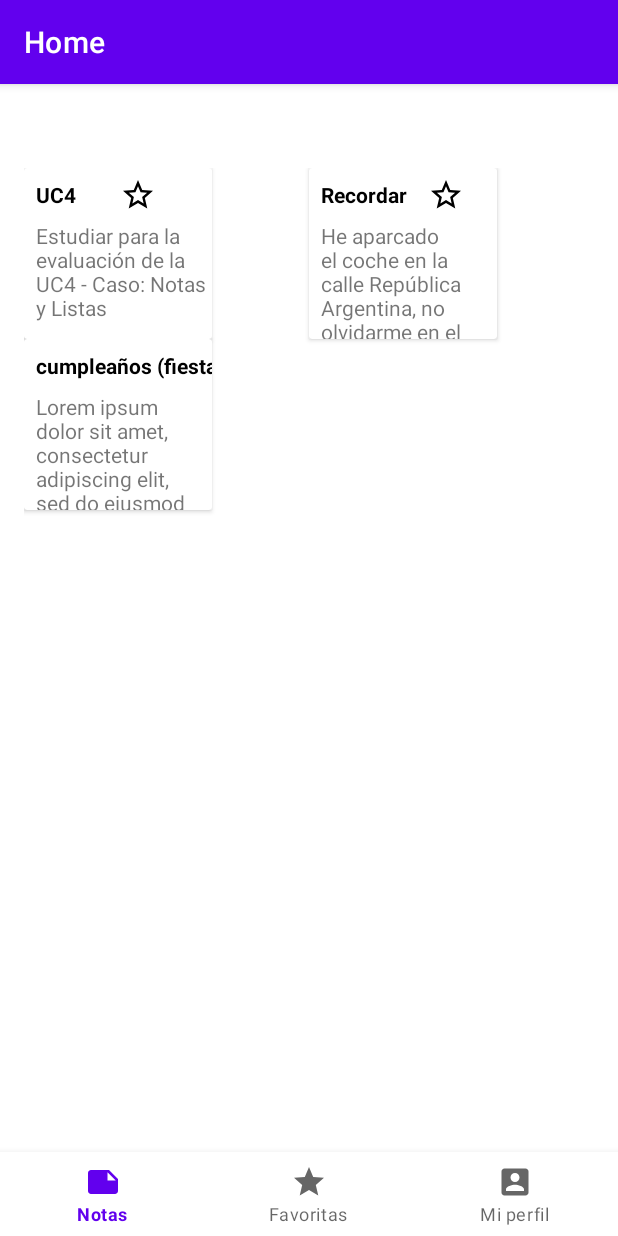
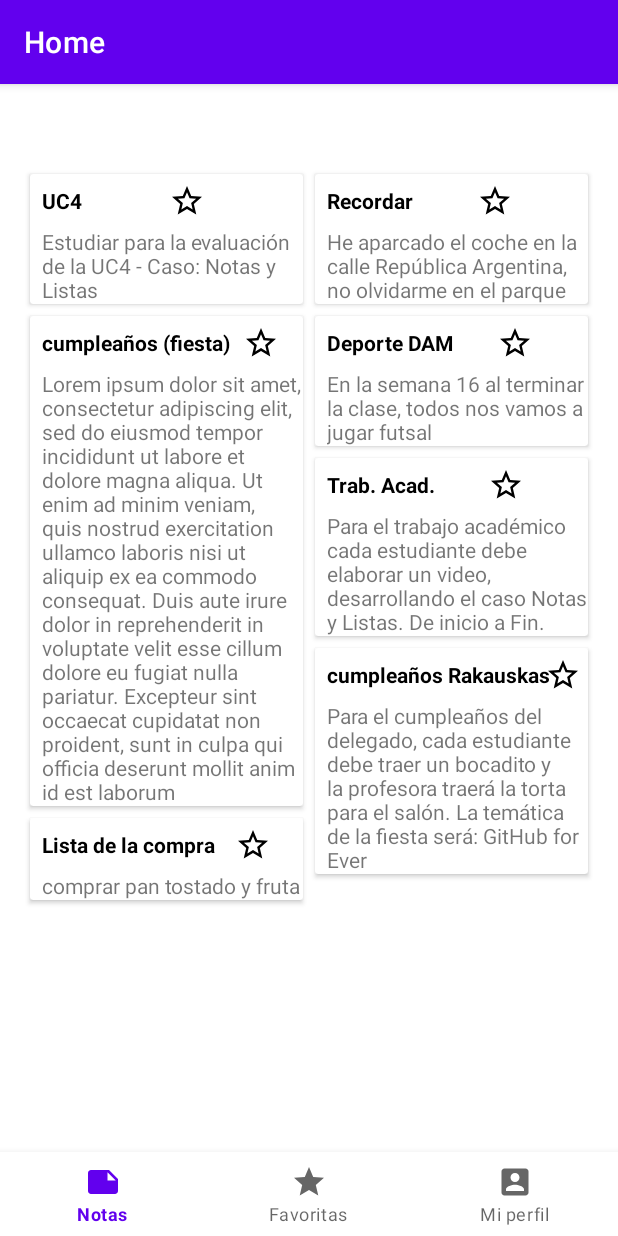
Before and after one commit to JTanzer129/DAM_UC4_HUANUCO, an Android app: the NotaFragment screen opened directly, with no data from a screen before it, on a phone screen of 412 x 824 dp. Run offline under Robolectric (Android 15) with nearby library versions, the phone set to English and light mode, and no system bars; our stand-ins replace navigation-ui.

Commit message:
Layout Personalizado

```diff
--- a/app/src/main/java/com/example/dam_uc4_huanuco/NotaFragment.java
+++ b/app/src/main/java/com/example/dam_uc4_huanuco/NotaFragment.java
@@ -74,6 +74,10 @@ public class NotaFragment extends Fragment {
             notaList.add(new Nota("Recordar", "He aparcado el coche en la calle República Argentina, no olvidarme en el parque",false, android.R.color.holo_green_light));
             notaList.add(new Nota("cumpleaños (fiesta)","Lorem ipsum dolor sit amet, consectetur adipiscing elit, sed do eiusmod tempor incididunt ut labore et dolore magna aliqua. Ut enim ad minim veniam, quis nostrud exercitation ullamco laboris nisi ut aliquip ex ea commodo consequat. Duis aute irure dolor in reprehenderit in voluptate velit esse cillum dolore eu fugiat nulla pariatur. Excepteur sint occaecat cupidatat non proident, sunt in culpa qui officia deserunt mollit anim id est laborum", true, android.R.color.holo_orange_light));
             adapterNotas = new MyNotaRecyclerViewAdapter(notaList, mListener);
+            notaList.add(new Nota("Deporte DAM","En la semana 16 al terminar la clase, todos nos vamos a jugar futsal", true,android.R.color.holo_blue_light));
+            notaList.add(new Nota("Trab. Acad.", "Para el trabajo académico cada estudiante debe elaborar un video, desarrollando el caso Notas y Listas. De inicio a Fin.",false, android.R.color.holo_green_light));
+            notaList.add(new Nota("cumpleaños Rakauskas","Para el cumpleaños del delegado, cada estudiante debe traer un bocadito y la profesora traerá la torta para el salón. La temática de la fiesta será: GitHub for Ever", true, android.R.color.holo_orange_light));
+            notaList.add(new Nota("Lista de la compra","comprar pan tostado y fruta", true, android.R.color.holo_blue_light));
             recyclerView.setAdapter(adapterNotas);
         }
         return view;
--- a/app/src/main/res/layout/fragment_item.xml
+++ b/app/src/main/res/layout/fragment_item.xml
@@ -2,12 +2,13 @@
 <androidx.cardview.widget.CardView xmlns:android="http://schemas.android.com/apk/res/android"
     xmlns:app="http://schemas.android.com/apk/res-auto"
     xmlns:tools="http://schemas.android.com/tools"
-    android:layout_width="wrap_content"
-    android:layout_height="wrap_content">
+    android:layout_width="match_parent"
+    android:layout_height="wrap_content"
+    android:layout_margin="4dp">
 
     <androidx.constraintlayout.widget.ConstraintLayout
-        android:layout_width="125dp"
-        android:layout_height="114dp">
+        android:layout_width="match_parent"
+        android:layout_height="wrap_content">
 
         <TextView
             android:id="@+id/textViewTitulo"
```
